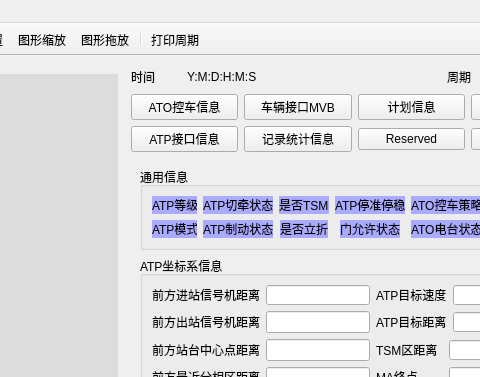
First picture: the form in LogMainWin.ui, repository BaoZT/LogPlot, before the edit; both pictures show x 615 to 1095 and y 0 to 377 of the 1202 by 833 pixel window.
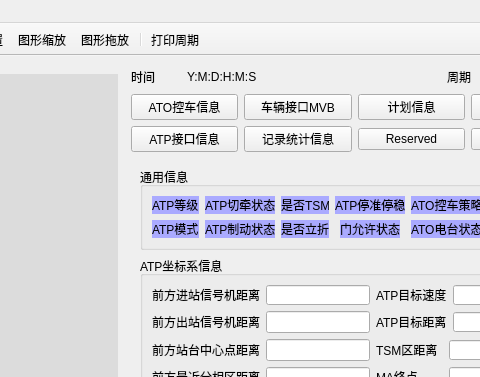
Second picture: the form after the edit. Icons and pictures are not drawn.

Commit message: 1.增加右侧SP5、SP131包信息显示 2.调整一些显示格式和界面UI 3.发现PyQt显示BUG,label显示英文时候不能居中

Patch:
```diff
--- a/LogMainWin.ui
+++ b/LogMainWin.ui
@@ -2095,9 +2095,15 @@
                </item>
                <item row="0" column="3" alignment="Qt::AlignHCenter">
                 <widget class="QLabel" name="lbl_tsm">
+                 <property name="minimumSize">
+                  <size>
+                   <width>40</width>
+                   <height>0</height>
+                  </size>
+                 </property>
                  <property name="maximumSize">
                   <size>
-                   <width>50</width>
+                   <width>70</width>
                    <height>20</height>
                   </size>
                  </property>
@@ -2113,7 +2119,7 @@
                 <widget class="QLabel" name="lbl_atp_level">
                  <property name="maximumSize">
                   <size>
-                   <width>45</width>
+                   <width>80</width>
                    <height>20</height>
                   </size>
                  </property>
@@ -2177,7 +2183,7 @@
                 <widget class="QLabel" name="lbl_atp_mode">
                  <property name="maximumSize">
                   <size>
-                   <width>45</width>
+                   <width>80</width>
                    <height>20</height>
                   </size>
                  </property>
```
Left out of the diff: 6 changed lines with no effect on the pictures. The commit also changes 2 other files.
